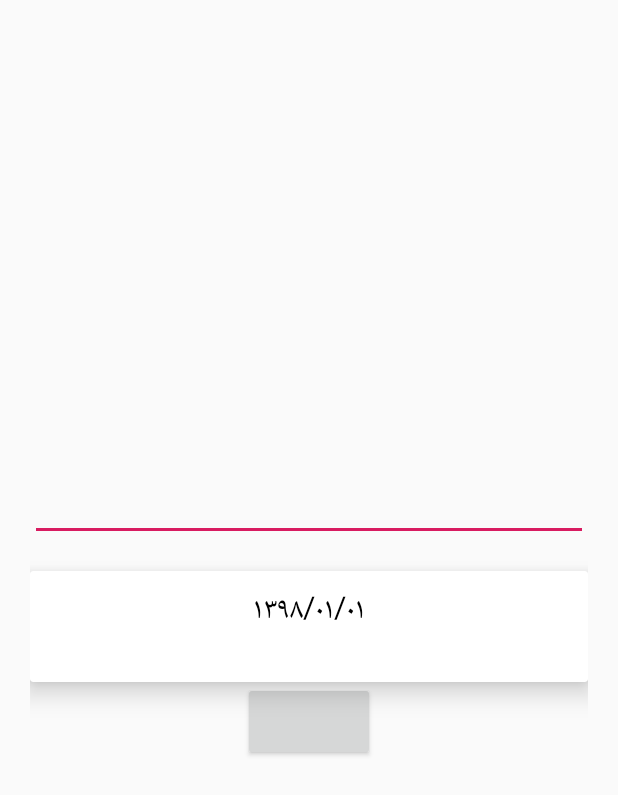
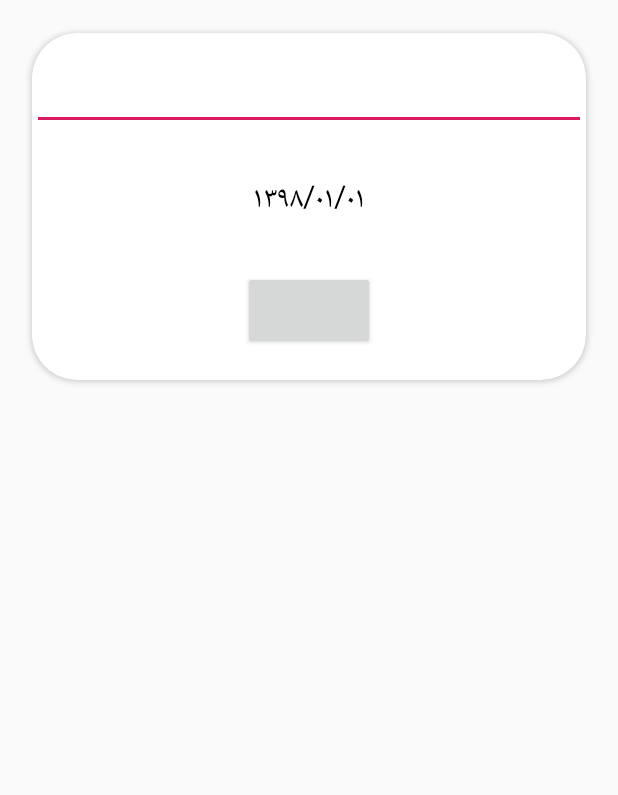
Before and after one commit to mohamadkaramidarabi/lifetime, an Android app: the layout dialog_add_person.xml on its own in the app's theme, with its tools: preview values and no code run, on a phone screen of 412 x 824 dp. Shown: the top 795 px of the screen. Run offline under Robolectric (Android 15) with nearby library versions, the phone set to English and light mode, and no system bars.

Commit message:
for push

```diff
--- a/app/src/main/java/com/example/lifetime/di/builder/ActivityBuilder.kt
+++ b/app/src/main/java/com/example/lifetime/di/builder/ActivityBuilder.kt
@@ -1,5 +1,6 @@
 package com.example.lifetime.di.builder
 
+import com.example.lifetime.ui.addperson.view.AddPersonDialog
 import com.example.lifetime.ui.main.MainActivityModule
 import com.example.lifetime.ui.main.view.MainActivity
 import dagger.Module
@@ -10,4 +11,7 @@ abstract class ActivityBuilder {
 
     @ContributesAndroidInjector(modules = [MainActivityModule::class])
     abstract fun bindMainActivity(): MainActivity
+
+    @ContributesAndroidInjector
+    abstract fun bindAddPersionDialog(): AddPersonDialog
 }
--- a/app/src/main/java/com/example/lifetime/di/component/AppComponent.kt
+++ b/app/src/main/java/com/example/lifetime/di/component/AppComponent.kt
@@ -3,17 +3,19 @@ package com.example.lifetime.di.component
 import android.app.Application
 import com.example.lifetime.BaseApplication
 import com.example.lifetime.di.builder.ActivityBuilder
+import com.example.lifetime.di.module.AppModule
 import dagger.BindsInstance
 import dagger.Component
 import dagger.android.AndroidInjector
 import dagger.android.support.AndroidSupportInjectionModule
 
-@Component(modules = [AndroidSupportInjectionModule::class,
+@Component(modules = [AndroidSupportInjectionModule::class,AppModule::class,
 ActivityBuilder::class])
 interface AppComponent : AndroidInjector<BaseApplication> {
 
     @Component.Builder
     interface Builder {
+
         @BindsInstance
         fun application(application: Application) : Builder
 
--- /dev/null
+++ b/app/src/main/java/com/example/lifetime/ui/base/view/DialogMVPView.kt
@@ -0,0 +1,3 @@
+package com.example.lifetime.ui.base.view
+
+interface DialogMVPView: MVPView
--- /dev/null
+++ b/app/src/main/java/com/example/lifetime/ui/base/view/MVPView.kt
@@ -0,0 +1,6 @@
+package com.example.lifetime.ui.base.view
+
+interface MVPView {
+    fun showProgress()
+    fun hideProgress()
+}
--- a/app/src/main/java/com/example/lifetime/ui/main/view/MainMVPView.kt
+++ b/app/src/main/java/com/example/lifetime/ui/main/view/MainMVPView.kt
@@ -1,6 +1,8 @@
 package com.example.lifetime.ui.main.view
 
-interface MainMVPView {
+import com.example.lifetime.ui.base.view.MVPView
+
+interface MainMVPView : MVPView{
 
     fun openUserDialog()
 
--- a/app/src/main/res/layout/dialog_add_person.xml
+++ b/app/src/main/res/layout/dialog_add_person.xml
@@ -1,10 +1,17 @@
 <?xml version="1.0" encoding="utf-8"?>
-<LinearLayout xmlns:android="http://schemas.android.com/apk/res/android"
+<androidx.cardview.widget.CardView
+    xmlns:android="http://schemas.android.com/apk/res/android"
     xmlns:app="http://schemas.android.com/apk/res-auto"
+    android:layout_margin="10dp"
+    android:layout_width="match_parent"
+    android:layout_height="wrap_content"
+    app:cardCornerRadius="30dp"
+    app:cardUseCompatPadding="true">
+<LinearLayout
+    android:paddingTop="20dp"
+    android:paddingBottom="20dp"
     android:orientation="vertical"
-    android:padding="20dp"
     android:layout_width="match_parent"
-    android:gravity="center"
     android:layout_height="match_parent">
     <EditText
         android:gravity="center"
@@ -14,10 +21,6 @@
         android:layout_width="match_parent"
         android:layout_height="wrap_content" />
 
-    <androidx.cardview.widget.CardView
-        app:cardElevation="10dp"
-        android:layout_width="match_parent"
-        android:layout_height="wrap_content">
     <TextView
         android:gravity="center"
         android:padding="10dp"
@@ -29,10 +32,9 @@
         android:layout_width="match_parent"
         android:layout_height="wrap_content" />
 
-    </androidx.cardview.widget.CardView>
-
 
     <Button
+        android:layout_gravity="center"
         android:id="@+id/submit_button"
         android:textSize="24sp"
         android:paddingLeft="20dp"
@@ -42,3 +44,4 @@
         android:layout_height="wrap_content" />
 
 </LinearLayout>
+</androidx.cardview.widget.CardView>
```
Also changed, not shown: app/src/main/java/com/example/lifetime/di/module/AppModule.kt (added, +15 -0 lines), app/src/main/java/com/example/lifetime/ui/addperson/view/AddPersonDialog.kt (added, +28 -0 lines), app/src/main/java/com/example/lifetime/ui/base/view/BaseActivity.kt (added, +20 -0 lines), app/src/main/java/com/example/lifetime/ui/base/view/BaseDialogView.kt (added, +53 -0 lines), app/src/main/java/com/example/lifetime/ui/main/SubmitDialog.kt (deleted, +0 -20 lines), app/src/main/java/com/example/lifetime/ui/main/view/MainActivity.kt (+4 -5 lines), app/src/main/java/com/example/lifetime/util/CommonUtil.kt (added, +24 -0 lines), app/src/main/res/layout/progress_dialog.xml (added, +15 -0 lines). Lines whose indentation alone changed are shown as unchanged.
